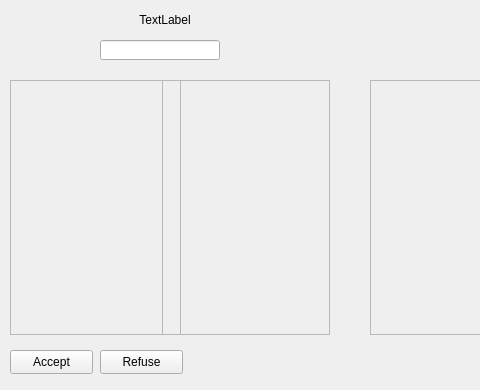
Qt form MMO/Res/tradeview.ui (maresc-g/linumon) before a commit; both pictures show x 0 to 480 and y 0 to 390 of the 701 by 390 pixel window.
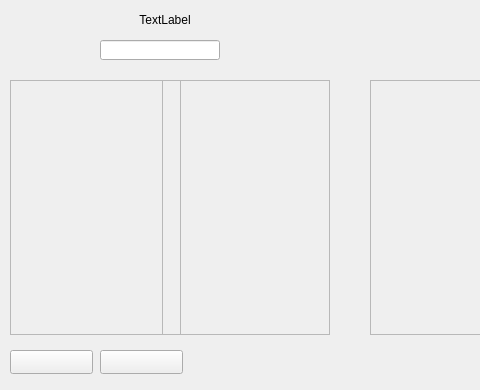
The same form after that commit.

The edit to the form file:
```diff
--- a/MMO/Res/tradeview.ui
+++ b/MMO/Res/tradeview.ui
@@ -180,7 +180,7 @@
     </rect>
    </property>
    <property name="text">
-    <string>Accept</string>
+    <string/>
    </property>
   </widget>
   <widget class="QPushButton" name="b_cancel">
@@ -193,7 +193,7 @@
     </rect>
    </property>
    <property name="text">
-    <string>Refuse</string>
+    <string/>
    </property>
   </widget>
  </widget>
```
